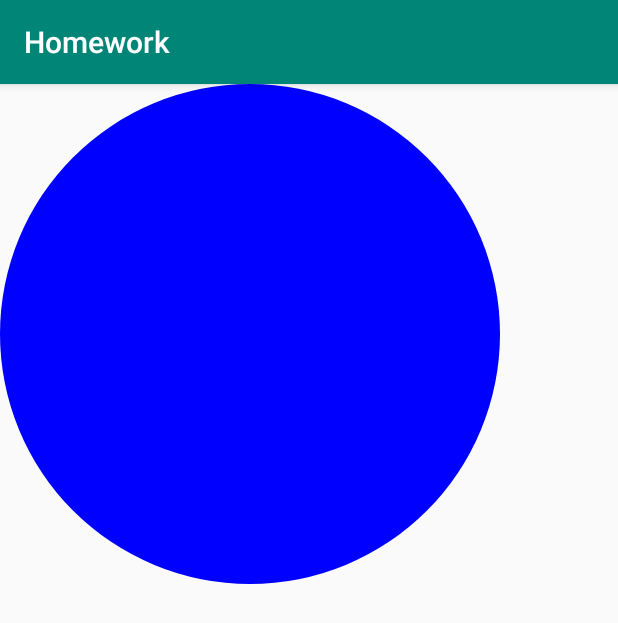
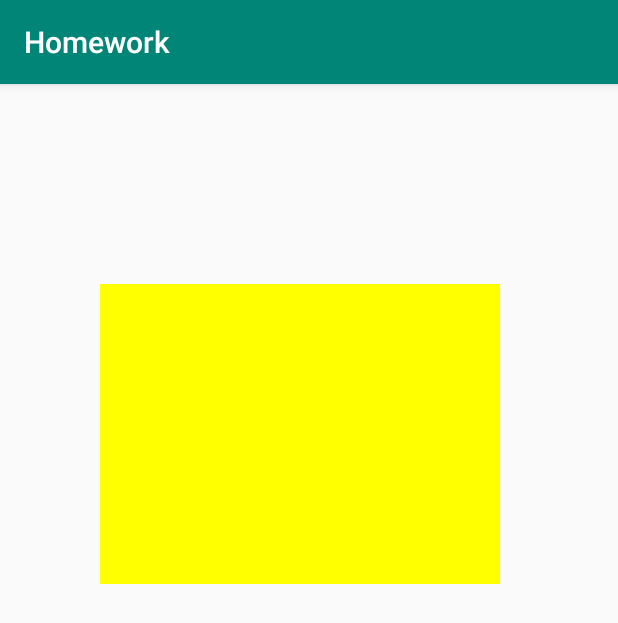
Before and after one commit to vadimmpog/Repo_Samsung, an Android app: the screen it shows after launch (MainActivity), on a phone screen of 412 x 824 dp. Shown: the top 623 px of the screen. Run offline under Robolectric (Android 15) with nearby library versions, the phone set to English and light mode, and no system bars.

Commit message:
1.7.6(3)

```diff
--- a/app/src/main/java/com/example/homework/MyView.java
+++ b/app/src/main/java/com/example/homework/MyView.java
@@ -17,9 +17,8 @@ public class MyView extends View {
     protected void onDraw(Canvas canvas) {
         super.onDraw(canvas);
     Paint paint= new Paint(),paint1= new Paint();
-        paint.setColor(Color.BLUE);
+        paint.setColor(Color.YELLOW);
     Paint.Style Fill;
-        canvas.drawCircle(250,250,250,paint);
-
+        canvas.drawRect(100,200,500,500,paint);
 }
 }
```
